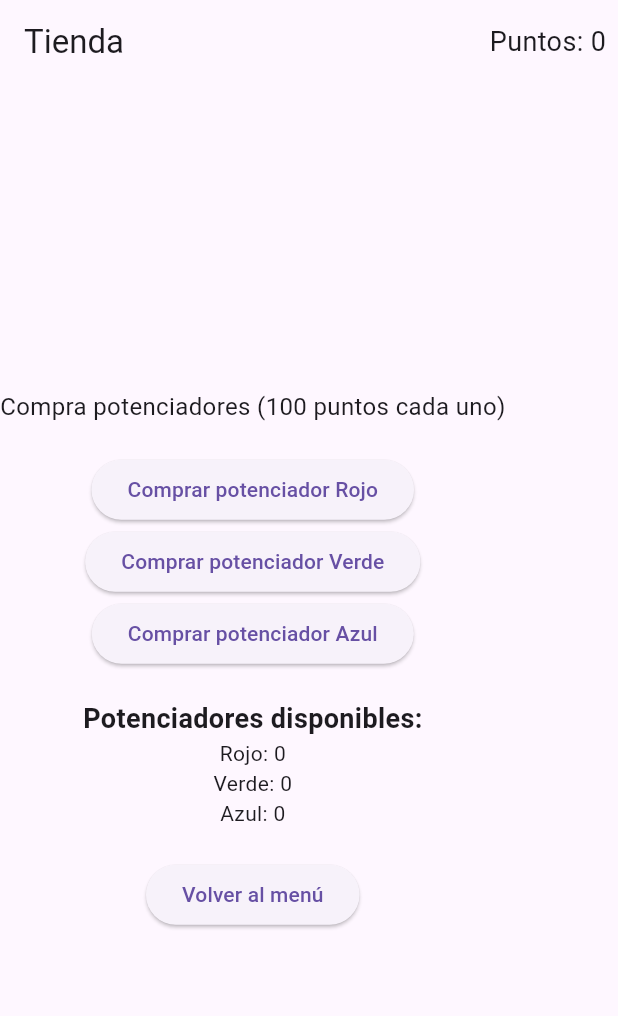
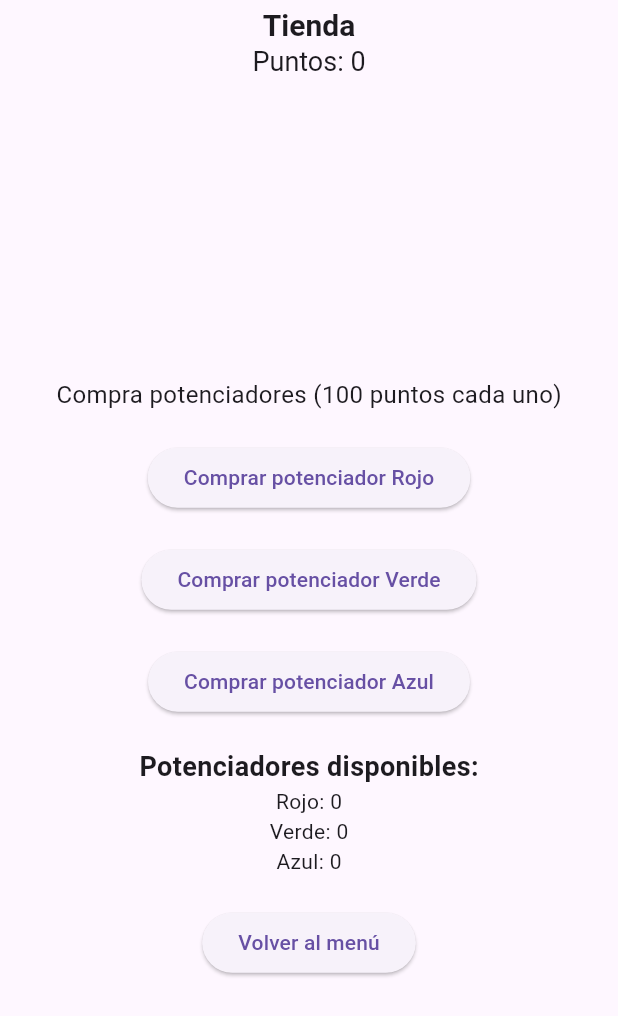
Before and after one commit to antoonrs/ColorPickerSimulator, a Flutter app: the StoreScreen screen opened by its route, on a phone screen of 412 x 824 dp. Shown: the top 1016 px of the screen. Run offline on Flutter 3.47's test engine with Material 3 defaults, Android fonts, the phone set to English and light mode, and no system bars.

Commit message:
Titles Centered, and Color containers

```diff
--- a/color_picker_simulator/lib/main.dart
+++ b/color_picker_simulator/lib/main.dart
@@ -5,10 +5,10 @@ import 'result_screen.dart';
 import 'store_screen.dart';
 
 void main() {
-  runApp(ColorPickerSimulator());
+  runApp(ColorPicker2());
 }
 
-class ColorPickerSimulator extends StatelessWidget {
+class ColorPicker2 extends StatelessWidget {
   @override
   Widget build(BuildContext context) {
     return MaterialApp(
--- a/color_picker_simulator/lib/store_screen.dart
+++ b/color_picker_simulator/lib/store_screen.dart
@@ -26,28 +26,36 @@ class _StoreScreenState extends State<StoreScreen> {
   @override
   Widget build(BuildContext context) {
     return Scaffold(
-      appBar: AppBar(
-        title: Text('Tienda'),
+      appBar:PreferredSize(
+        preferredSize: Size.fromHeight(80),
+        child: AppBar(
           automaticallyImplyLeading: false,
-        actions: [
-          Padding(
-            padding: const EdgeInsets.all(8.0),
-            child: Center(
-              child: Text(
+          title: Column(
+            mainAxisAlignment: MainAxisAlignment.center,
+            children: [
+              Text(
+                'Tienda',
+                style: TextStyle(fontSize: 20, fontWeight: FontWeight.bold),
+              ),
+              Text(
                 'Puntos: ${ResultScreen.totalPoints}',
                 style: TextStyle(fontSize: 18),
               ),
+            ],
+          ),
+          centerTitle: true,
         ),
       ),
-        ],
-      ),
-      body: Column(
+      body: Center(
+        child: Column(
           mainAxisAlignment: MainAxisAlignment.center,
           children: [
             Text('Compra potenciadores (100 puntos cada uno)', style: TextStyle(fontSize: 16)),
             SizedBox(height: 20),
             _buildPowerUpButton('Rojo', 'red'),
+            SizedBox(height: 20),
             _buildPowerUpButton('Verde', 'green'),
+            SizedBox(height: 20),
             _buildPowerUpButton('Azul', 'blue'),
             SizedBox(height: 20),
             Text(
@@ -66,6 +74,7 @@ class _StoreScreenState extends State<StoreScreen> {
             ),
           ],
         ),
+      ),
     );
   }
 
```
Also changed, not shown: color_picker_simulator/lib/menu_screen.dart (+7 -1 lines), color_picker_simulator/lib/result_screen.dart (+65 -11 lines). Lines whose indentation alone changed are shown as unchanged.
